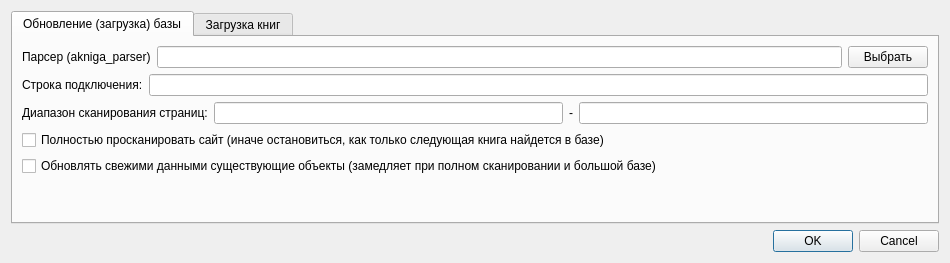
Above: ui/settings.ui from fabrikant/akniga-parser before the change. Below: the same form after it.
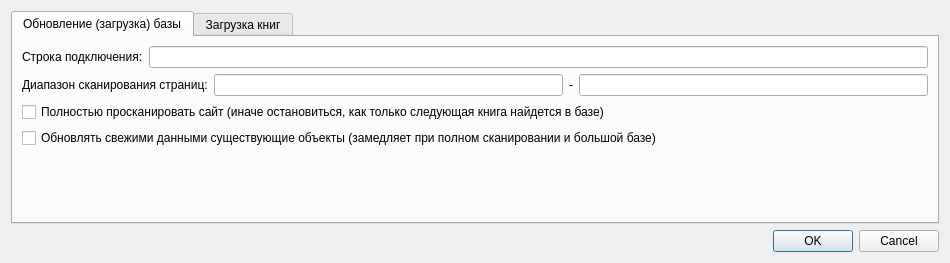
That is the form after the change. Icons and pictures are not drawn.

```diff
--- a/ui/settings.ui
+++ b/ui/settings.ui
@@ -28,7 +28,48 @@
        <string>Обновление (загрузка) базы</string>
       </attribute>
       <layout class="QGridLayout" name="gridLayout_3">
-       <item row="6" column="0" colspan="3">
+       <item row="2" column="0" colspan="3">
+        <layout class="QHBoxLayout" name="horizontalLayout">
+         <item>
+          <widget class="QLabel" name="label">
+           <property name="text">
+            <string>Строка подключения:</string>
+           </property>
+          </widget>
+         </item>
+         <item>
+          <widget class="QLineEdit" name="connection_string"/>
+         </item>
+        </layout>
+       </item>
+       <item row="11" column="0" colspan="2">
+        <widget class="QCheckBox" name="update">
+         <property name="text">
+          <string>Обновлять свежими данными существующие объекты (замедляет при полном сканировании и большой базе)</string>
+         </property>
+        </widget>
+       </item>
+       <item row="10" column="0" colspan="2">
+        <widget class="QCheckBox" name="full_scan">
+         <property name="text">
+          <string>Полностью просканировать сайт (иначе остановиться, как только следующая книга найдется в базе)</string>
+         </property>
+        </widget>
+       </item>
+       <item row="12" column="1">
+        <spacer name="verticalSpacer_2">
+         <property name="orientation">
+          <enum>Qt::Vertical</enum>
+         </property>
+         <property name="sizeHint" stdset="0">
+          <size>
+           <width>20</width>
+           <height>40</height>
+          </size>
+         </property>
+        </spacer>
+       </item>
+       <item row="5" column="0" colspan="3">
         <layout class="QGridLayout" name="gridLayout_4">
          <item row="0" column="0">
           <widget class="QLabel" name="label_4">
@@ -60,68 +101,6 @@
          </item>
         </layout>
        </item>
-       <item row="1" column="2">
-        <widget class="QPushButton" name="app_parser_select">
-         <property name="text">
-          <string>Выбрать</string>
-         </property>
-         <property name="icon">
-          <iconset>
-           <normaloff>img/touch_app.png</normaloff>img/touch_app.png</iconset>
-         </property>
-        </widget>
-       </item>
-       <item row="1" column="0">
-        <widget class="QLabel" name="label_6">
-         <property name="text">
-          <string>Парсер (akniga_parser)</string>
-         </property>
-        </widget>
-       </item>
-       <item row="1" column="1">
-        <widget class="QLineEdit" name="app_parser"/>
-       </item>
-       <item row="3" column="0" colspan="3">
-        <layout class="QHBoxLayout" name="horizontalLayout">
-         <item>
-          <widget class="QLabel" name="label">
-           <property name="text">
-            <string>Строка подключения:</string>
-           </property>
-          </widget>
-         </item>
-         <item>
-          <widget class="QLineEdit" name="connection_string"/>
-         </item>
-        </layout>
-       </item>
-       <item row="13" column="1">
-        <spacer name="verticalSpacer_2">
-         <property name="orientation">
-          <enum>Qt::Vertical</enum>
-         </property>
-         <property name="sizeHint" stdset="0">
-          <size>
-           <width>20</width>
-           <height>40</height>
-          </size>
-         </property>
-        </spacer>
-       </item>
-       <item row="11" column="0" colspan="2">
-        <widget class="QCheckBox" name="full_scan">
-         <property name="text">
-          <string>Полностью просканировать сайт (иначе остановиться, как только следующая книга найдется в базе)</string>
-         </property>
-        </widget>
-       </item>
-       <item row="12" column="0" colspan="2">
-        <widget class="QCheckBox" name="update">
-         <property name="text">
-          <string>Обновлять свежими данными существующие объекты (замедляет при полном сканировании и большой базе)</string>
-         </property>
-        </widget>
-       </item>
       </layout>
      </widget>
      <widget class="QWidget" name="tab_2">
```
Left out of the diff: 115 changed lines with no effect on the pictures.
